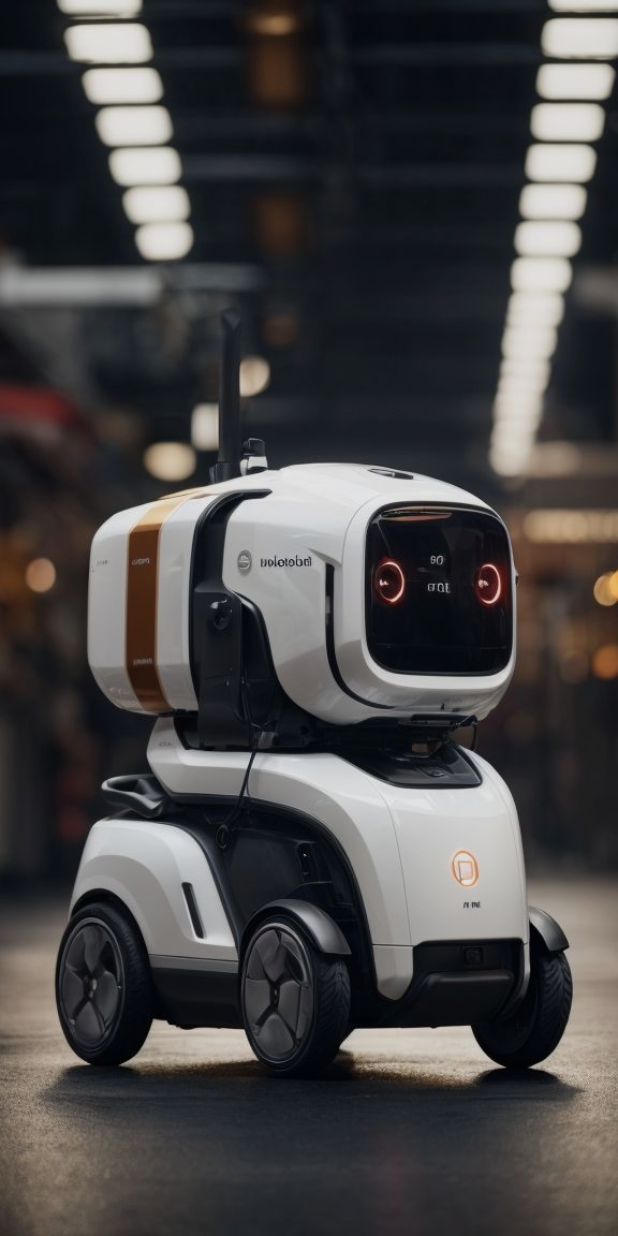
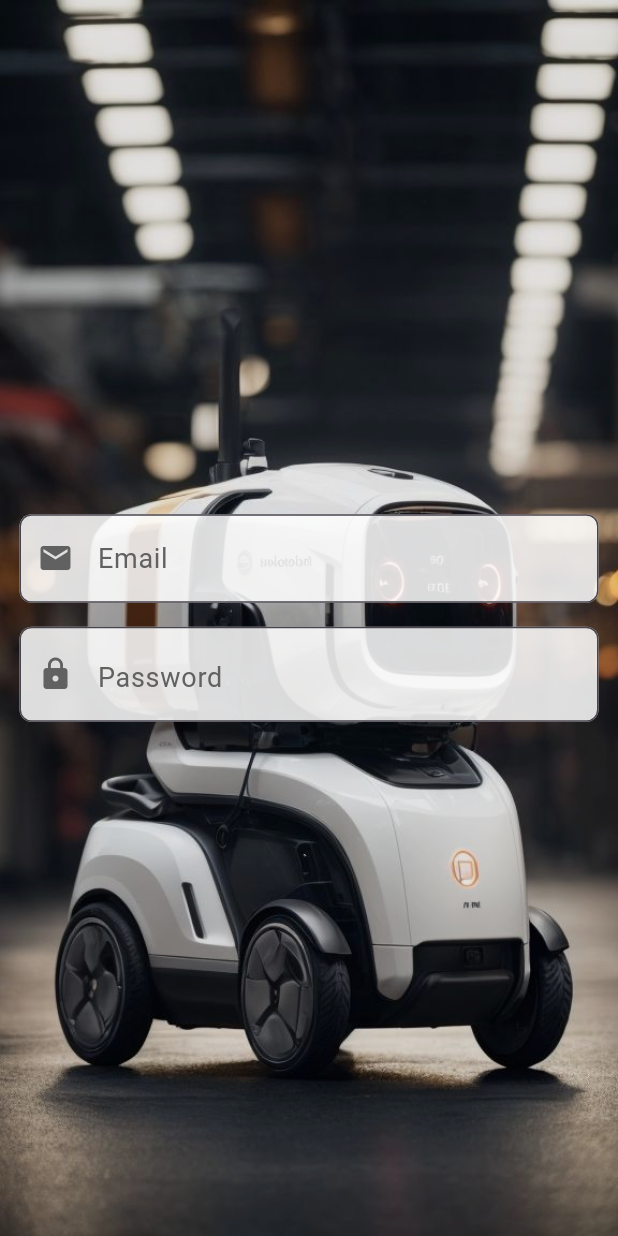
Before and after one commit to Ali-Hadi-Saker/Scout-AI-Flutter, a Flutter app: the screen it shows after launch, on a phone screen of 412 x 824 dp. Run offline on Flutter 3.47's test engine with Material 3 defaults, Android fonts, the light colour scheme and no system bars.

Commit message:
added inputFields for login screen

```diff
--- a/scout_ai/lib/screens/login.dart
+++ b/scout_ai/lib/screens/login.dart
@@ -1,4 +1,5 @@
 import 'package:flutter/material.dart';
+import 'package:scout_ai/widgets/inputField.dart';
 
 class LoginScreen extends StatefulWidget {
   const LoginScreen({super.key});
@@ -13,7 +14,8 @@ class _LoginScreenState extends State<LoginScreen> {
 
   @override
   Widget build(BuildContext context) {
-    return Stack(
+    return Scaffold(
+      body: Stack(
       children: [
         Container(
           decoration: const BoxDecoration(
@@ -24,8 +26,28 @@ class _LoginScreenState extends State<LoginScreen> {
         ),
         Container(
           color: Colors.black.withOpacity(0.1),
+        ),
+        Padding(
+          padding: const EdgeInsets.all(5.0),
+          child: Column(
+            mainAxisAlignment: MainAxisAlignment.center,
+            crossAxisAlignment: CrossAxisAlignment.center,
+            children: [
+              InputField(
+                hintText: "Email",
+                controller: email,
+                icon: Icons.email,
+                obscureText: false),
+              InputField(
+                hintText: "Password",
+                controller: password,
+                icon: Icons.lock,
+                obscureText: true)
+            ],
+          ),
         )
       ],
+    ),
     );
   }
 }
```
